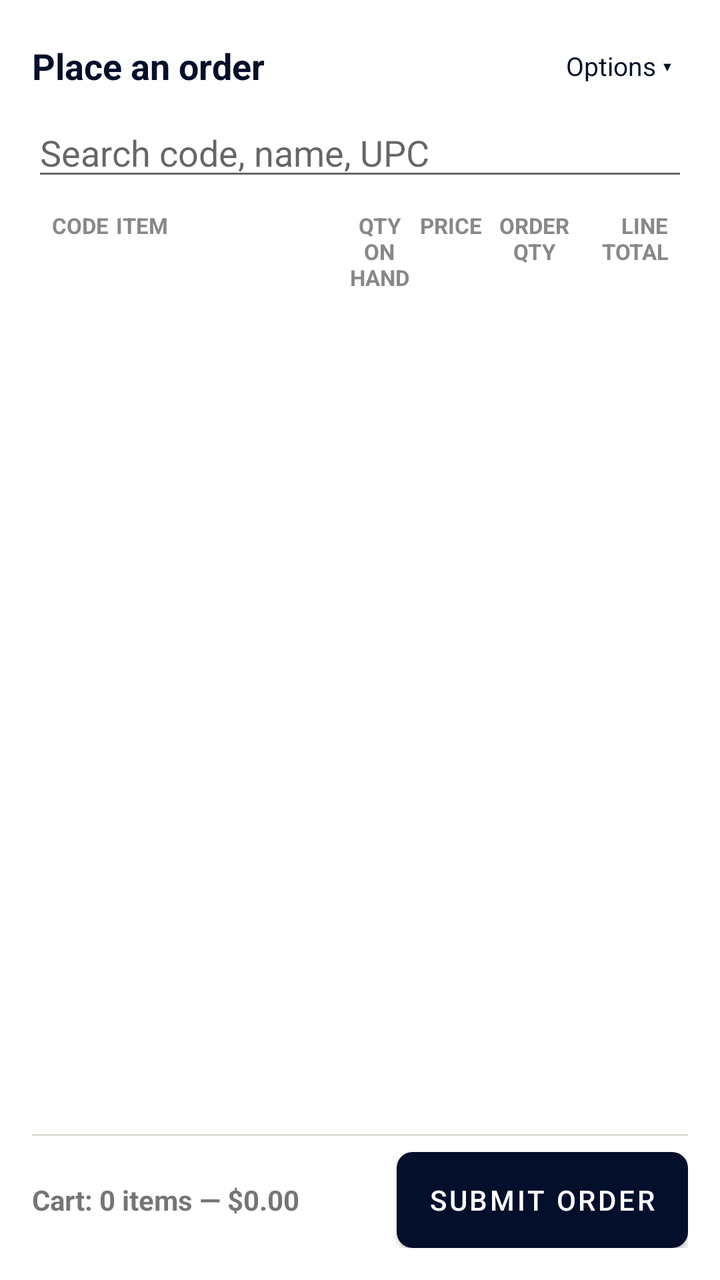
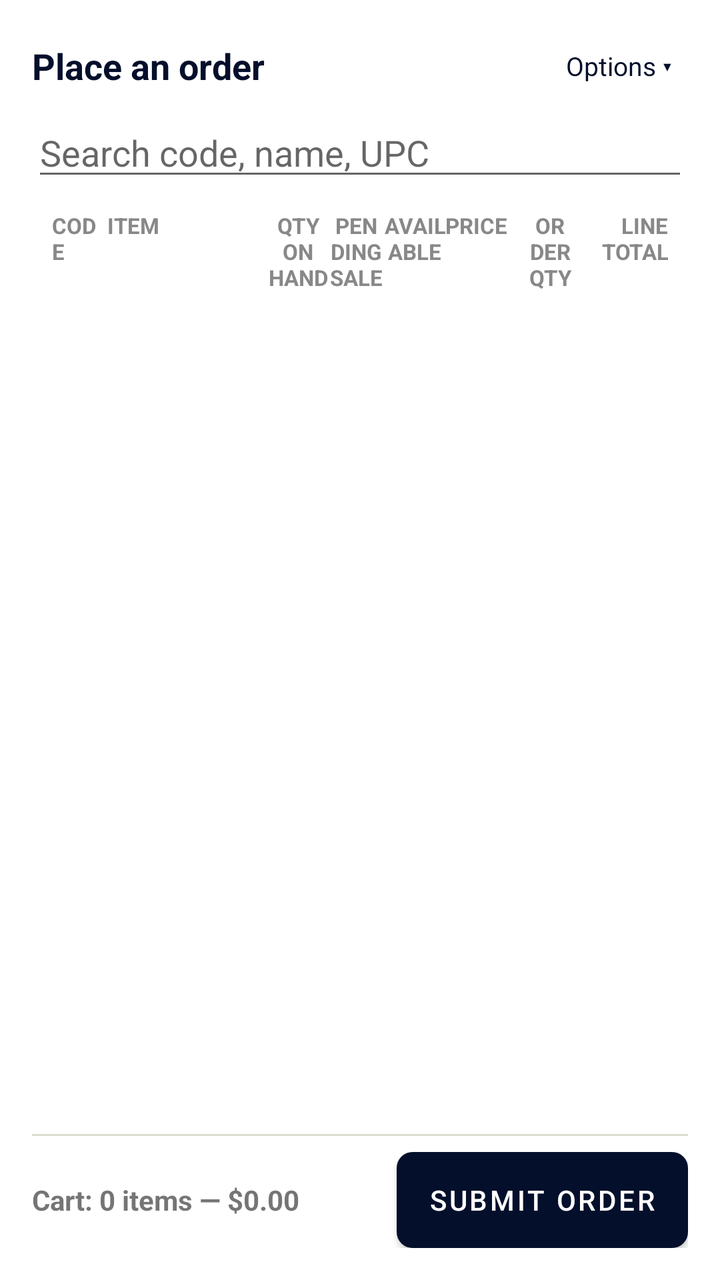

Screens rendered from an Android XML layout before and after an edit, with the pre-edit source and the edit as a unified diff.
<!-- AndroidManifest.xml: application theme Theme.LiquorBeeWholesale -->
<!-- res/layout/fragment_place_order.xml -->
<?xml version="1.0" encoding="utf-8"?>
<FrameLayout xmlns:android="http://schemas.android.com/apk/res/android"
    android:layout_width="match_parent"
    android:layout_height="match_parent">

    <LinearLayout
        android:layout_width="match_parent"
        android:layout_height="match_parent"
        android:orientation="vertical"
        android:padding="16dp">

        <LinearLayout
            android:layout_width="match_parent"
            android:layout_height="wrap_content"
            android:orientation="horizontal"
            android:gravity="center_vertical">
            <TextView
                android:layout_width="0dp"
                android:layout_height="wrap_content"
                android:layout_weight="1"
                android:text="Place an order"
                android:textStyle="bold"
                android:textSize="18sp"
                android:textColor="@color/purple_primary" />
            <TextView
                android:id="@+id/textToggleOptions"
                android:layout_width="wrap_content"
                android:layout_height="wrap_content"
                android:text="Options ▾"
                android:textSize="13sp"
                android:textColor="@color/purple_primary"
                android:padding="8dp"
                android:clickable="true"
                android:focusable="true" />
        </LinearLayout>

        <EditText
            android:id="@+id/editSearch"
            android:layout_width="match_parent"
            android:layout_height="wrap_content"
            android:hint="Search code, name, UPC"
            android:layout_marginTop="4dp" />

        
        <LinearLayout
            android:id="@+id/groupOptions"
            android:layout_width="match_parent"
            android:layout_height="wrap_content"
            android:orientation="vertical"
            android:visibility="gone">

            <TextView
                android:layout_width="match_parent"
                android:layout_height="wrap_content"
                android:text="Select a linked account and place a draft order on their behalf."
                android:textColor="#888888"
                android:textSize="12sp"
                android:layout_marginTop="8dp" />

            <LinearLayout
                android:layout_width="match_parent"
                android:layout_height="wrap_content"
                android:orientation="horizontal"
                android:gravity="center_vertical"
                android:layout_marginTop="4dp">
                <FrameLayout
                    android:layout_width="0dp"
                    android:layout_height="wrap_content"
                    android:layout_weight="1"
                    android:layout_marginEnd="8dp">
                    <Spinner
                        android:id="@+id/spinnerAccount"
                        android:layout_width="match_parent"
                        android:layout_height="wrap_content"
                        android:background="@drawable/bg_dropdown_field" />
                </FrameLayout>
                <Button
                    android:id="@+id/buttonLoadCatalog"
                    style="?android:attr/buttonStyleSmall"
                    android:layout_width="wrap_content"
                    android:layout_height="wrap_content"
                    android:text="Refresh Catalog"
                    android:background="@drawable/bg_button_dark"
                    android:textColor="@color/white" />
            </LinearLayout>

            <LinearLayout
                android:layout_width="match_parent"
                android:layout_height="wrap_content"
                android:orientation="horizontal"
                android:layout_marginTop="4dp">
                <CheckBox
                    android:id="@+id/checkboxInStockOnly"
                    android:layout_width="wrap_content"
                    android:layout_height="wrap_content"
                    android:text="In Stock Only" />
                <CheckBox
                    android:id="@+id/checkboxLimitQtyOnHand"
                    android:layout_width="wrap_content"
                    android:layout_height="wrap_content"
                    android:text="Limit Qty On Hand"
                    android:layout_marginStart="16dp" />
            </LinearLayout>
        </LinearLayout>

        <ProgressBar
            android:id="@+id/progressLoading"
            android:layout_width="wrap_content"
            android:layout_height="wrap_content"
            android:layout_gravity="center"
            android:layout_marginTop="16dp"
            android:visibility="gone" />

        <TextView
            android:id="@+id/textEmpty"
            android:layout_width="match_parent"
            android:layout_height="wrap_content"
            android:textColor="#888888"
            android:gravity="center"
            android:layout_marginTop="24dp"
            android:visibility="gone" />

        
        <LinearLayout
            android:layout_width="match_parent"
            android:layout_height="wrap_content"
            android:orientation="horizontal"
            android:paddingHorizontal="10dp"
            android:paddingTop="10dp">
            <TextView android:layout_width="0dp" android:layout_height="wrap_content" android:layout_weight="0.9" android:text="CODE" android:textStyle="bold" android:textSize="11sp" android:textColor="#888888" />
            <TextView android:layout_width="0dp" android:layout_height="wrap_content" android:layout_weight="3.2" android:text="ITEM" android:textStyle="bold" android:textSize="11sp" android:textColor="#888888" />
            <TextView android:layout_width="0dp" android:layout_height="wrap_content" android:layout_weight="1" android:gravity="center" android:text="QTY ON HAND" android:textStyle="bold" android:textSize="11sp" android:textColor="#888888" />
            <TextView android:layout_width="0dp" android:layout_height="wrap_content" android:layout_weight="1" android:gravity="center" android:text="PRICE" android:textStyle="bold" android:textSize="11sp" android:textColor="#888888" />
            <TextView android:layout_width="0dp" android:layout_height="wrap_content" android:layout_weight="1" android:gravity="center" android:text="ORDER QTY" android:textStyle="bold" android:textSize="11sp" android:textColor="#888888" android:layout_marginHorizontal="6dp" />
            <TextView android:layout_width="0dp" android:layout_height="wrap_content" android:layout_weight="1.2" android:gravity="end" android:text="LINE TOTAL" android:textStyle="bold" android:textSize="11sp" android:textColor="#888888" />
        </LinearLayout>

        <androidx.recyclerview.widget.RecyclerView
            android:id="@+id/recyclerCatalog"
            android:layout_width="match_parent"
            android:layout_height="0dp"
            android:layout_weight="1"
            android:layout_marginTop="4dp" />

        <View
            android:layout_width="match_parent"
            android:layout_height="1dp"
            android:background="#DEDDD1"
            android:layout_marginTop="4dp" />

        <LinearLayout
            android:layout_width="match_parent"
            android:layout_height="wrap_content"
            android:orientation="horizontal"
            android:gravity="center_vertical"
            android:layout_marginTop="8dp">
            <TextView
                android:id="@+id/textCartTotal"
                android:layout_width="0dp"
                android:layout_height="wrap_content"
                android:layout_weight="1"
                android:textStyle="bold"
                android:text="Cart: 0 items — $0.00" />
            <ProgressBar
                android:id="@+id/progressSubmitting"
                android:layout_width="24dp"
                android:layout_height="24dp"
                android:layout_marginEnd="10dp"
                android:indeterminate="true"
                android:visibility="gone" />
            <Button
                android:id="@+id/buttonSubmitOrder"
                android:layout_width="wrap_content"
                android:layout_height="wrap_content"
                android:text="Submit Order"
                android:background="@drawable/bg_button_primary"
                android:textColor="@color/white" />
        </LinearLayout>

        <TextView
            android:id="@+id/textMessage"
            android:layout_width="match_parent"
            android:layout_height="wrap_content"
            android:layout_marginTop="6dp"
            android:visibility="gone" />

    </LinearLayout>

    
    <FrameLayout
        android:id="@+id/celebrationOverlay"
        android:layout_width="match_parent"
        android:layout_height="match_parent"
        android:background="#CC000000"
        android:visibility="gone"
        android:clickable="true"
        android:focusable="true">
        <ImageView
            android:id="@+id/imageCelebration"
            android:layout_width="240dp"
            android:layout_height="240dp"
            android:layout_gravity="center"
            android:scaleType="centerCrop" />
    </FrameLayout>

</FrameLayout>
<!-- resources referenced by this layout -->
<resources>
  <color name="purple_primary">#030F2B</color>
  <color name="white">#FFFFFFFF</color>
  <!-- drawable bg_button_dark (drawable) -->
  <?xml version="1.0" encoding="utf-8"?>
  <shape xmlns:android="http://schemas.android.com/apk/res/android" android:shape="rectangle">
      <solid android:color="@color/purple_dark" />
      <corners android:radius="8dp" />
  </shape>
  <!-- drawable bg_button_primary (drawable) -->
  <?xml version="1.0" encoding="utf-8"?>
  <shape xmlns:android="http://schemas.android.com/apk/res/android" android:shape="rectangle">
      <solid android:color="@color/purple_primary" />
      <corners android:radius="8dp" />
  </shape>
  <!-- drawable bg_dropdown_field (drawable) -->
  <?xml version="1.0" encoding="utf-8"?>
  <shape xmlns:android="http://schemas.android.com/apk/res/android" android:shape="rectangle">
      <solid android:color="@color/white" />
      <stroke android:width="1.5dp" android:color="@color/purple_primary" />
      <corners android:radius="8dp" />
      <padding android:left="12dp" android:top="10dp" android:right="36dp" android:bottom="10dp" />
  </shape>
  <style name="Theme.LiquorBeeWholesale" parent="Theme.MaterialComponents.DayNight.NoActionBar">
          <item name="colorPrimary">@color/purple_primary</item>
          <item name="colorPrimaryDark">@color/purple_dark</item>
          <item name="colorAccent">@color/purple_primary</item>
          <item name="android:statusBarColor" tools:targetApi="l">@color/purple_dark</item>
      </style>
  <color name="purple_dark">#020A20</color>
</resources>

<!-- the commit's change to res/layout/fragment_place_order.xml (unified diff, before → after) -->
@@ -128,8 +128,10 @@
             android:paddingHorizontal="10dp"
             android:paddingTop="10dp">
             <TextView android:layout_width="0dp" android:layout_height="wrap_content" android:layout_weight="0.9" android:text="CODE" android:textStyle="bold" android:textSize="11sp" android:textColor="#888888" />
-            <TextView android:layout_width="0dp" android:layout_height="wrap_content" android:layout_weight="3.2" android:text="ITEM" android:textStyle="bold" android:textSize="11sp" android:textColor="#888888" />
+            <TextView android:layout_width="0dp" android:layout_height="wrap_content" android:layout_weight="2.6" android:text="ITEM" android:textStyle="bold" android:textSize="11sp" android:textColor="#888888" />
             <TextView android:layout_width="0dp" android:layout_height="wrap_content" android:layout_weight="1" android:gravity="center" android:text="QTY ON HAND" android:textStyle="bold" android:textSize="11sp" android:textColor="#888888" />
+            <TextView android:layout_width="0dp" android:layout_height="wrap_content" android:layout_weight="0.9" android:gravity="center" android:text="PENDING SALE" android:textStyle="bold" android:textSize="11sp" android:textColor="#888888" />
+            <TextView android:layout_width="0dp" android:layout_height="wrap_content" android:layout_weight="1" android:gravity="center" android:text="AVAILABLE" android:textStyle="bold" android:textSize="11sp" android:textColor="#888888" />
             <TextView android:layout_width="0dp" android:layout_height="wrap_content" android:layout_weight="1" android:gravity="center" android:text="PRICE" android:textStyle="bold" android:textSize="11sp" android:textColor="#888888" />
             <TextView android:layout_width="0dp" android:layout_height="wrap_content" android:layout_weight="1" android:gravity="center" android:text="ORDER QTY" android:textStyle="bold" android:textSize="11sp" android:textColor="#888888" android:layout_marginHorizontal="6dp" />
             <TextView android:layout_width="0dp" android:layout_height="wrap_content" android:layout_weight="1.2" android:gravity="end" android:text="LINE TOTAL" android:textStyle="bold" android:textSize="11sp" android:textColor="#888888" />
@@ -191,16 +193,43 @@
         android:id="@+id/celebrationOverlay"
         android:layout_width="match_parent"
         android:layout_height="match_parent"
-        android:background="#CC000000"
+        android:background="#D1081029"
         android:visibility="gone"
         android:clickable="true"
         android:focusable="true">
-        <ImageView
-            android:id="@+id/imageCelebration"
-            android:layout_width="240dp"
-            android:layout_height="240dp"
+        <LinearLayout
+            android:layout_width="320dp"
+            android:layout_height="wrap_content"
             android:layout_gravity="center"
-            android:scaleType="centerCrop" />
+            android:orientation="vertical"
+            android:gravity="center_horizontal"
+            android:background="@drawable/bg_modal_card"
+            android:padding="24dp"
+            android:elevation="8dp">
+            <ImageView
+                android:id="@+id/imageCelebration"
+                android:layout_width="match_parent"
+                android:layout_height="200dp"
+                android:scaleType="centerCrop"
+                android:background="@drawable/bg_dropdown_field" />
+            <TextView
+                android:id="@+id/textCelebrationHeadline"
+                android:layout_width="wrap_content"
+                android:layout_height="wrap_content"
+                android:text="Order placed"
+                android:textStyle="bold"
+                android:textSize="26sp"
+                android:textColor="#0D1F36"
+                android:layout_marginTop="16dp" />
+            <TextView
+                android:id="@+id/textCelebrationMessage"
+                android:layout_width="wrap_content"
+                android:layout_height="wrap_content"
+                android:textColor="#4F647A"
+                android:textSize="15sp"
+                android:gravity="center"
+                android:layout_marginTop="8dp" />
+        </LinearLayout>
     </FrameLayout>
 
 </FrameLayout>
<!-- resource entries referenced after the edit -->
@@ -22,6 +22,12 @@
       <corners android:radius="8dp" />
       <padding android:left="12dp" android:top="10dp" android:right="36dp" android:bottom="10dp" />
   </shape>
+  <!-- drawable bg_modal_card (drawable) -->
+  <?xml version="1.0" encoding="utf-8"?>
+  <shape xmlns:android="http://schemas.android.com/apk/res/android" android:shape="rectangle">
+      <solid android:color="#FFFFFF" />
+      <corners android:radius="20dp" />
+  </shape>
   <style name="Theme.LiquorBeeWholesale" parent="Theme.MaterialComponents.DayNight.NoActionBar">
           <item name="colorPrimary">@color/purple_primary</item>
           <item name="colorPrimaryDark">@color/purple_dark</item>
